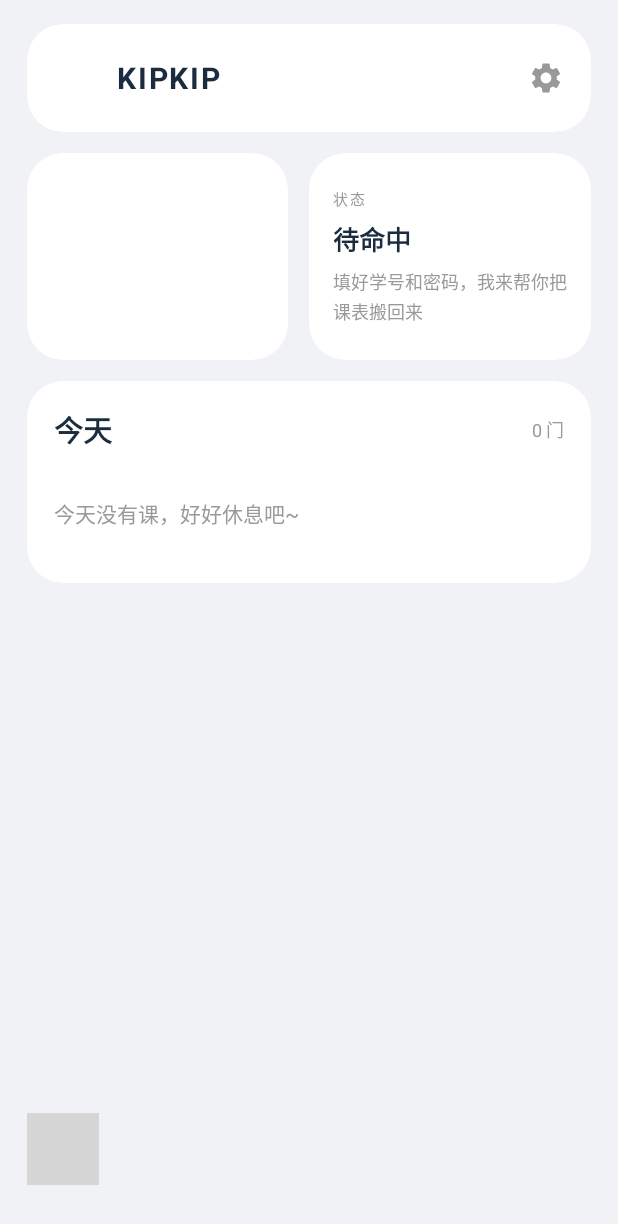
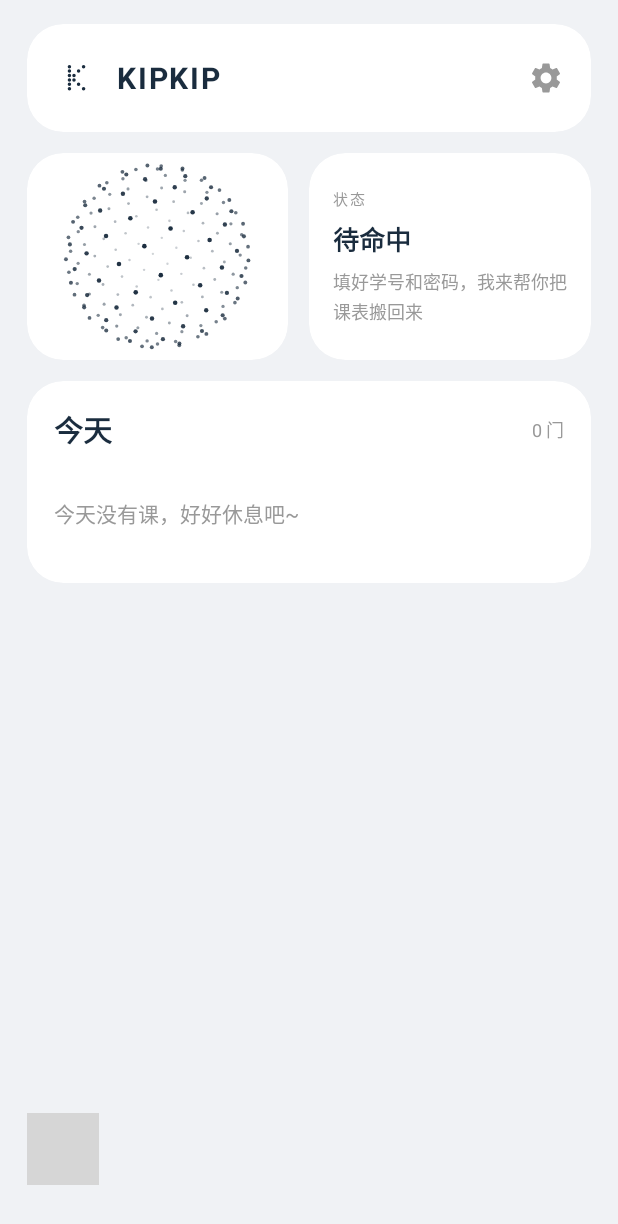
Before and after one commit to yichenfan319-cloud/-APP, an Android app built with Jetpack Compose: the screen it shows after launch (MainActivity), on a phone screen of 412 x 824 dp. Shown: the top 1224 px of the screen. Run offline under Robolectric (Android 15) with nearby library versions, the phone set to English and light mode, and no system bars; libraries missing offline, so code that uses them is left out: com.kyant.backdrop; 3 statements that could not run were skipped; grey boxes are pictures that could not be loaded.

Commit message:
修浅色主题下图标与粒子点看不见
浅色主题下三处"白画白"：

- 首页顶栏 K 图标用的是白色点阵矢量，ImageView 上还写着 app:tint="@null"，
  等于让它保持白色。改成 app:tint="?attr/colorTextPrimary"。
- ThinkingOrbView 的 inkColor 写死成 Color.WHITE，浅色下所有点都消失，
  只剩「完成」状态的绿点和「出错」状态的红点看得见——这正是用户看到的
  "只能看到绿色"。改成从 ?attr/colorTextPrimary 解析，并在 onAttachedToWindow
  再解析一次；只有显式调过 setInkColor() 才不跟随主题。
- 底栏胶囊与玻璃珠的描边是写死的三档白色，浅色下白压白看不出边缘。
  新增 rimShades(base) 从基色派生三档透明度，MainActivity 按日夜传白或深灰。

实测解析结果：浅色 ink=#FF1A2C3E，深色 ink=#FFE8EAED，两端都可见。

同时发版 2.1.5-beta（versionCode 16）。

```diff
--- a/app/build.gradle.kts
+++ b/app/build.gradle.kts
@@ -18,8 +18,8 @@ android {
         // 21~23（Android 5~6）在这个年代已基本绝迹，提到 24 换取真实的折射玻璃。
         minSdk = 24
         targetSdk = 34
-        versionCode = 15
-        versionName = "2.1.4-beta"
+        versionCode = 16
+        versionName = "2.1.5-beta"
 
         testInstrumentationRunner = "androidx.test.runner.AndroidJUnitRunner"
     }
--- a/app/src/main/java/com/wuyi/kebiao/MainActivity.java
+++ b/app/src/main/java/com/wuyi/kebiao/MainActivity.java
@@ -100,7 +100,14 @@ public class MainActivity extends AppCompatActivity {
         // 90% 不透明：既能透出一点底下内容，又不会让图标文字糊掉
         int barColor = (bar & 0x00FFFFFF) | 0xE6000000;
 
-        NavPalette palette = new NavPalette(selected, normal, barColor, 0x4DFFFFFF);
+        // 描边高光要跟底色反着来：深色底用白边才显得"受光"，
+        // 浅色底用白边等于没画（白压白），换成一道深色细线才有轮廓。
+        boolean night = (getResources().getConfiguration().uiMode
+                & android.content.res.Configuration.UI_MODE_NIGHT_MASK)
+                == android.content.res.Configuration.UI_MODE_NIGHT_YES;
+        int rimColor = night ? 0x4DFFFFFF : 0x33000000;
+
+        NavPalette palette = new NavPalette(selected, normal, barColor, rimColor);
 
         navController = new GlassNavController(labels, page -> {
             showPage(page);
--- a/app/src/main/java/com/wuyi/kebiao/ThinkingOrbView.java
+++ b/app/src/main/java/com/wuyi/kebiao/ThinkingOrbView.java
@@ -76,7 +76,11 @@ public class ThinkingOrbView extends View {
     private final float[] fleeVY = new float[DOT_COUNT];
 
     // ---- 主题色 ----
+    // 默认为白色在浅色主题下等于隐身（白点画在白卡片上），
+    // 所以这里不写死颜色，改成从 ?attr/colorTextPrimary 解析；
+    // 只有调用 setInkColor() 显式指定后，才不再跟随主题。
     private int inkColor = Color.WHITE;
+    private boolean inkFromTheme = true;
     private int doneColor = 0xFF2E9E5B;
     private int errorColor = 0xFFE5484D;
 
@@ -100,7 +104,25 @@ public class ThinkingOrbView extends View {
 
         buildSpheres();
         paint.setStyle(Paint.Style.FILL);
+        resolveThemeInk();
         paint.setColor(inkColor);
+    }
+
+    /**
+     * 把点的颜色对到主题的正文色。
+     * 主题切换（日夜模式）会重建 Activity，所以这里重新解析一次是安全的；
+     * 一旦外面调过 setInkColor()，就以显式指定的为准。
+     */
+    private void resolveThemeInk() {
+        if (!inkFromTheme) return;
+        int c = com.google.android.material.color.MaterialColors.getColor(
+                this, R.attr.colorTextPrimary, Color.WHITE);
+        if (c != inkColor) {
+            inkColor = c;
+            paint.setColor(inkColor);
+            invalidate();
+        }
+
     }
 
     /**
@@ -165,6 +187,8 @@ public class ThinkingOrbView extends View {
     /** 正常状态的点色，默认跟随主题文字色。 */
     public void setInkColor(int color) {
         this.inkColor = color;
+        this.inkFromTheme = false;   // 显式指定后不再被主题覆盖
+        paint.setColor(inkColor);
         invalidate();
     }
 
@@ -419,6 +443,8 @@ public class ThinkingOrbView extends View {
     protected void onAttachedToWindow() {
         super.onAttachedToWindow();
         startAt = SystemClock.uptimeMillis();
+        // 挂到窗口后主题一定已确定，再解析一次点色
+        resolveThemeInk();
     }
 
     // ------------------------------------------------------------------
--- a/app/src/main/kotlin/com/wuyi/kebiao/GlassNav.kt
+++ b/app/src/main/kotlin/com/wuyi/kebiao/GlassNav.kt
@@ -164,9 +164,7 @@ private fun GlassNavBar(controller: GlassNavController, palette: NavPalette) {
                     .background(Color(palette.barColor), RoundedCornerShape(barH / 2))
                     .border(
                         width = 1.dp,
-                        brush = Brush.verticalGradient(
-                            listOf(Color(palette.rimTop), Color(0x14FFFFFF), Color(0x08FFFFFF))
-                        ),
+                        brush = Brush.verticalGradient(rimShades(palette.rimTop)),
                         shape = RoundedCornerShape(barH / 2)
                     )
                     .onGloballyPositioned { barWidthPx = it.size.width.toFloat() },
@@ -254,9 +252,7 @@ private fun GlassNavBar(controller: GlassNavController, palette: NavPalette) {
                         .background(Color(0x14FFFFFF), AbsoluteRoundedCornerShape(lensH / 2))
                         .border(
                             width = 1.dp,
-                            brush = Brush.verticalGradient(
-                                listOf(Color(0x33FFFFFF), Color(0x14FFFFFF), Color(0x08FFFFFF))
-                            ),
+                            brush = Brush.verticalGradient(rimShades(palette.rimTop)),
                             shape = AbsoluteRoundedCornerShape(lensH / 2)
                         )
                 )
@@ -355,3 +351,19 @@ private fun DrawScope.drawTabIcon(index: Int, color: Color) {
         }
     }
 }
+
+/**
+ * 把描边基色按 alpha 递减，做成"上实下虚"的受光边。
+ *
+ * 之前三档颜色写死成白色（0x33/0x14/0x08FFFFFF），深色底好看，
+ * 但浅色主题下白压白等于没画。改成从基色派生：深色主题传白、
+ * 浅色主题传深灰，形状保持一致。
+ */
+private fun rimShades(base: Int): List<Color> {
+    val baseAlpha = (base ushr 24) and 0xFF
+    val r = ((base shr 16) and 0xFF) / 255f
+    val g = ((base shr 8) and 0xFF) / 255f
+    val b = (base and 0xFF) / 255f
+    fun shade(f: Float) = Color(r, g, b, (baseAlpha * f) / 255f)
+    return listOf(shade(1f), shade(0.35f), shade(0.12f))
+}
--- a/app/src/main/res/layout/fragment_today.xml
+++ b/app/src/main/res/layout/fragment_today.xml
@@ -46,7 +46,7 @@
                     android:layout_height="30dp"
                     android:contentDescription="@null"
                     android:src="@drawable/ic_launcher_foreground"
-                    app:tint="@null" />
+                    app:tint="?attr/colorTextPrimary" />
 
                 <TextView
                     android:layout_width="0dp"
```
Also changed, not shown: 5 other files.
